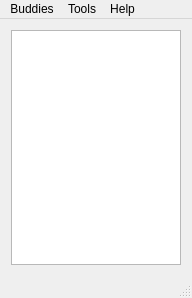
wernix/messenger, file mainwindow.ui: the form before one commit.
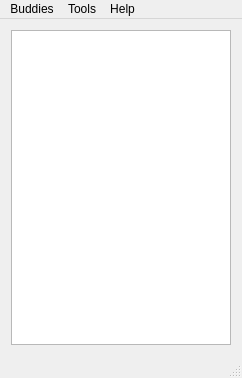
The form after the commit.

Diff of the .ui file:
```diff
--- a/mainwindow.ui
+++ b/mainwindow.ui
@@ -6,8 +6,8 @@
    <rect>
     <x>0</x>
     <y>0</y>
-    <width>192</width>
-    <height>298</height>
+    <width>242</width>
+    <height>378</height>
    </rect>
   </property>
   <property name="windowTitle">
@@ -16,13 +16,34 @@
   <widget class="QWidget" name="centralWidget">
    <layout class="QVBoxLayout" name="verticalLayout">
     <item>
-     <widget class="QListView" name="listBuddies">
+     <widget class="QTableView" name="contactsList">
       <property name="sizePolicy">
        <sizepolicy hsizetype="Expanding" vsizetype="Expanding">
         <horstretch>0</horstretch>
         <verstretch>0</verstretch>
        </sizepolicy>
       </property>
+      <property name="showDropIndicator" stdset="0">
+       <bool>false</bool>
+      </property>
+      <property name="dragDropOverwriteMode">
+       <bool>false</bool>
+      </property>
+      <property name="selectionMode">
+       <enum>QAbstractItemView::SingleSelection</enum>
+      </property>
+      <property name="selectionBehavior">
+       <enum>QAbstractItemView::SelectRows</enum>
+      </property>
+      <property name="showGrid">
+       <bool>false</bool>
+      </property>
+      <attribute name="horizontalHeaderVisible">
+       <bool>false</bool>
+      </attribute>
+      <attribute name="verticalHeaderVisible">
+       <bool>false</bool>
+      </attribute>
      </widget>
     </item>
    </layout>
@@ -33,7 +54,7 @@
     <rect>
      <x>0</x>
      <y>0</y>
-     <width>192</width>
+     <width>242</width>
      <height>20</height>
     </rect>
    </property>
```
Left out of the diff: 2 changed lines with no effect on the pictures.
